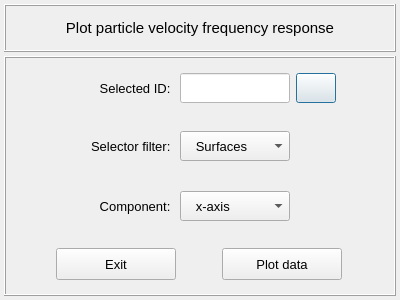
Above: vibra/interface/data/ui_files/plots/acoustic/plot_particle_velocity_frequency_response_input.ui from MOPT-UFSC/VIBRA before the change. Below: the same form after it.
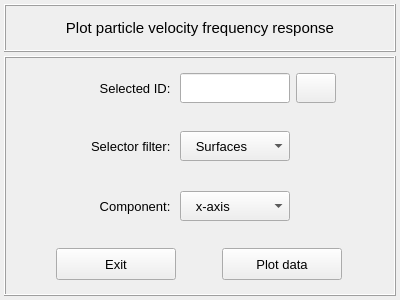
That is the form after the change. Icons and pictures are not drawn.

Commit message: Moving the advanced acoustic plots to the Acoustic Results Viewer

The edit to the form file:
```diff
--- a/vibra/interface/data/ui_files/plots/acoustic/plot_particle_velocity_frequency_response_input.ui
+++ b/vibra/interface/data/ui_files/plots/acoustic/plot_particle_velocity_frequency_response_input.ui
@@ -1,10 +1,7 @@
 <?xml version="1.0" encoding="UTF-8"?>
 <ui version="4.0">
- <class>Dialog</class>
- <widget class="QDialog" name="Dialog">
-  <property name="windowModality">
-   <enum>Qt::NonModal</enum>
-  </property>
+ <class>Form</class>
+ <widget class="QWidget" name="Form">
   <property name="geometry">
    <rect>
     <x>0</x>
@@ -13,32 +10,8 @@
     <height>300</height>
    </rect>
   </property>
-  <property name="sizePolicy">
-   <sizepolicy hsizetype="Fixed" vsizetype="Fixed">
-    <horstretch>0</horstretch>
-    <verstretch>0</verstretch>
-   </sizepolicy>
-  </property>
-  <property name="minimumSize">
-   <size>
-    <width>400</width>
-    <height>240</height>
-   </size>
-  </property>
-  <property name="maximumSize">
-   <size>
-    <width>400</width>
-    <height>300</height>
-   </size>
-  </property>
-  <property name="contextMenuPolicy">
-   <enum>Qt::DefaultContextMenu</enum>
-  </property>
   <property name="windowTitle">
-   <string>Plot frequency response</string>
-  </property>
-  <property name="whatsThis">
-   <string/>
+   <string>Plot particle velocity</string>
   </property>
   <layout class="QGridLayout" name="gridLayout_4">
    <property name="leftMargin">
@@ -53,9 +26,6 @@
    <property name="bottomMargin">
     <number>4</number>
    </property>
-   <property name="horizontalSpacing">
-    <number>6</number>
-   </property>
    <property name="verticalSpacing">
     <number>4</number>
    </property>
@@ -261,8 +231,7 @@
             </font>
            </property>
            <property name="styleSheet">
-            <string notr="true">color: rgb(0, 0, 255);
-background-color: rgb(255,255,255)</string>
+            <string notr="true"/>
            </property>
            <property name="text">
             <string/>
```
The commit also changes 9 other files.
